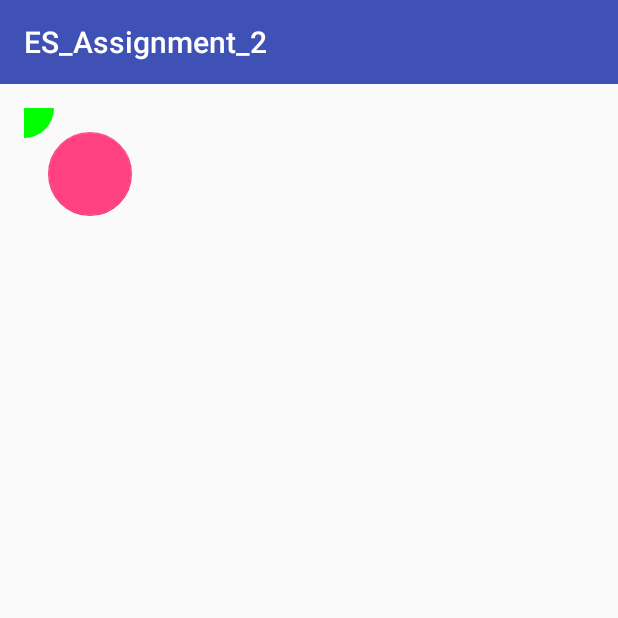
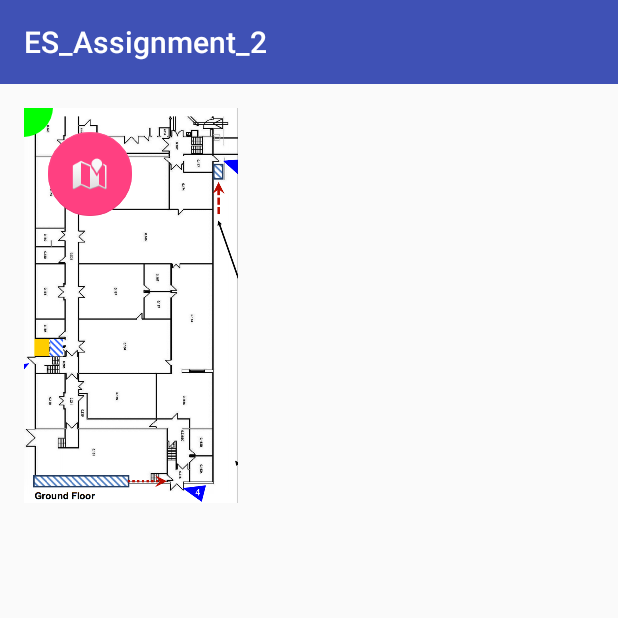
Before and after one commit to andrebododea/InternalPositioningSystem, an Android app: the TrackingActivity screen opened directly, with no data from a screen before it, on a phone screen of 412 x 824 dp, the top half of it. Run offline under Robolectric (Android 15) with nearby library versions, the phone set to English and light mode, and no system bars; 3 statements that could not run were skipped.

```diff
--- a/app/src/main/java/com/example/s1350924/es_assignment_2/TrackingActivity.java
+++ b/app/src/main/java/com/example/s1350924/es_assignment_2/TrackingActivity.java
@@ -4,23 +4,33 @@ import android.app.Activity;
 import android.app.AlertDialog;
 import android.content.Context;
 import android.content.DialogInterface;
+import android.content.Intent;
 import android.graphics.Bitmap;
 import android.graphics.BitmapFactory;
 import android.graphics.Canvas;
 import android.graphics.Color;
+import android.graphics.Matrix;
 import android.graphics.Paint;
 import android.graphics.Path;
+import android.net.wifi.ScanResult;
+import android.net.wifi.WifiManager;
 import android.os.Bundle;
 import android.os.Handler;
+import android.support.design.widget.FloatingActionButton;
 import android.support.v7.app.AppCompatActivity;
 import android.util.AttributeSet;
+import android.util.DisplayMetrics;
 import android.view.MotionEvent;
 import android.view.View;
+import android.view.WindowManager;
 import android.widget.Toast;
 
 import java.util.ArrayList;
+import java.util.List;
 
-import static com.example.s1350924.es_assignment_2.TrainingActivity.currentAnimationIndex;
+import static android.R.attr.x;
+import static android.R.attr.y;
+import static com.example.s1350924.es_assignment_2.R.id.map_fab;
 
 public class TrackingActivity extends AppCompatActivity {
 
@@ -28,6 +38,23 @@ public class TrackingActivity extends AppCompatActivity {
     protected void onCreate(Bundle savedInstanceState) {
         super.onCreate(savedInstanceState);
         setContentView(R.layout.activity_tracking);
+
+        // Map button
+        FloatingActionButton mapFab = (FloatingActionButton) findViewById(map_fab);
+        mapFab.setImageResource(android.R.drawable.ic_dialog_map);
+
+        mapFab.setOnClickListener(new View.OnClickListener() {
+            @Override
+            public void onClick(View view) {
+
+                Intent myIntent = new Intent(TrackingActivity.this, MapsActivity.class);
+
+                // Start new activity with this new intent
+                TrackingActivity.this.startActivity(myIntent);
+            }
+        });
+
+
     }
 
 
@@ -82,7 +109,6 @@ public class TrackingActivity extends AppCompatActivity {
 
         private Bitmap fleemingJenkin;
 
-        int numberOfInvalidations;
 
         // Three contructor overloads are required for views inflated from XML.
         // The first takes a Context argument
@@ -116,13 +142,7 @@ public class TrackingActivity extends AppCompatActivity {
             this.context = context;
             Activity activity = (Activity) context;
 
-
-            // Get byte array that contains the blueprint bitmap from the intent
-            // This was passed in from the DrawActivity activity
-            byte[] byteArray = activity.getIntent().getByteArrayExtra("image");
-
-            // Convert byte array to bitmap
-            fleemingJenkin = BitmapFactory.decodeByteArray(byteArray, 0, byteArray.length);
+            fleemingJenkin = scaleBitMapToScreenSize();
 
         }
 
@@ -140,15 +160,54 @@ public class TrackingActivity extends AppCompatActivity {
 
         @Override
         protected void onDraw(Canvas canvas) {
+
+            // Test toast
+            Toast.makeText(context, "Calling onDraw",Toast.LENGTH_SHORT).show();
+
             canvas.drawBitmap(fleemingJenkin, 0, 0, null);
             canvas.drawPath(path, paint);
-            float xc;
-            float yc;
+
+            // Get nearest
+            float[] xyArr =  nearestNeighbourCaller();
+            float xc = xyArr[0];
+            float yc = xyArr[1];
             Paint paint = new Paint();
             paint.setStyle(Paint.Style.FILL);
             paint.setColor(Color.GREEN);
             canvas.drawCircle(xc, yc, 30, paint );
-            numberOfInvalidations++;
+        }
+
+
+        // Method for getting Wifi Scan data for the current location, then interfacing with the
+        // database via DatabaseHelper in order to find the nearest recorded point in the database.
+        private float[] nearestNeighbourCaller(){
+            // Get wifi scans of the current location
+            WifiManager wifiManager  = (WifiManager) context.getSystemService(Context.WIFI_SERVICE);
+            List<ScanResult> wifiList = wifiManager.getScanResults();
+
+            ArrayList<String> networkAddresses = new ArrayList<String>();
+            ArrayList<Integer> signalStrengths = new ArrayList<Integer>();
+
+            // Add the BSSIDs and corresponding signal strengths to the lists
+            for (ScanResult scanResult : wifiList) {
+
+                // The MAC address of the wireless access point (BSSID)
+                // This is unique to each network access point
+                networkAddresses.add(scanResult.BSSID);
+                //      System.out.println("Network address: "+ scanResult.BSSID);
+
+                // Network's signal level
+                int level = WifiManager.calculateSignalLevel(scanResult.level, 20);
+                signalStrengths.add(level);
+                //     System.out.println("Level is " + level + " out of 50");
+            }
+
+            // Create a new DatabaseHelper object
+            DatabaseHelper db = new DatabaseHelper(context);
+
+            // Find the nearest point via the returnNearestNeighbour method within the DatabaseHelper
+            float[] xyCoords = db.returnNearestNeighbour(x,y,networkAddresses,signalStrengths);
+            return xyCoords;
         }
 
 
@@ -191,6 +250,59 @@ public class TrackingActivity extends AppCompatActivity {
 
 
 
+
+        private Bitmap scaleBitMapToScreenSize() {
+
+            // Sets floor plan image to a Bitmap so that we can draw over it via Paint
+            Bitmap immutable_bitmap = BitmapFactory.decodeResource(context.getResources(),
+                    R.drawable.fleeming_jenkin_ground_floor);
+
+
+
+            // This is the scaled bitmap, will be returned
+            Bitmap s_Bitmap = null;
+
+            // Use try/catch to get rid of StackTrace error uncaught warning
+            try {
+                DisplayMetrics metrics = new DisplayMetrics();
+                ((WindowManager) getContext().getSystemService(Context.WINDOW_SERVICE))
+                        .getDefaultDisplay().getMetrics(metrics);
+
+                int orig_width = immutable_bitmap.getWidth();
+                System.out.println("Unscaled width is: " + orig_width);
+                int orig_height = immutable_bitmap.getHeight();
+                System.out.println("Unscaled height is: " + orig_height);
+
+                float scaled_width = metrics.scaledDensity;
+                System.out.println("Scaled width is: " + scaled_width);
+                float scaled_height = metrics.scaledDensity;
+                System.out.println("Scaled height is: " + scaled_height);
+
+                // create a matrix for the manipulation
+                Matrix matrix = new Matrix();
+                // resize the bit map
+                scaled_width = scaled_width * 0.15f;
+                scaled_height = scaled_height * 0.15f;
+                // Scale the matrix down
+                matrix.postScale(scaled_width, scaled_height);
+                // Rotate the matrix 90 degrees
+                matrix.postRotate(90);
+
+                // recreate the new Bitmap
+                s_Bitmap = Bitmap.createBitmap(immutable_bitmap, 0, 0, orig_width, orig_height, matrix, true);
+
+            } catch (Exception e) {
+                e.printStackTrace();
+            }
+
+            // Gets rid of the "immutable bitmap passed to Canvas contructor" error
+            // This is the immutable bitmap
+            Bitmap floor_plan_bitmap = s_Bitmap.copy(Bitmap.Config.ARGB_8888, true);
+            return floor_plan_bitmap;
+        }
+
+
+
     }
 
 
--- a/app/src/main/res/layout/activity_tracking.xml
+++ b/app/src/main/res/layout/activity_tracking.xml
@@ -16,10 +16,9 @@
         android:layout_height="match_parent"
         class="com.example.s1350924.es_assignment_2.TrackingActivity$locationTracker"
         android:id="@+id/animatedView"
-        android:layout_gravity="left|top"
-        />
+        android:layout_gravity="left|top" />
 
-    <include layout="@layout/content_training" />
+    <include layout="@layout/content_tracking" />
 
 
     <android.support.design.widget.FloatingActionButton
@@ -29,7 +28,12 @@
         android:layout_gravity="top|end"
         android:layout_margin="@dimen/fab_margin" />
 
-
+    <android.support.design.widget.FloatingActionButton
+        android:id="@+id/map_fab"
+        android:layout_width="wrap_content"
+        android:layout_height="wrap_content"
+        android:layout_gravity="bottom|end"
+        android:layout_margin="@dimen/fab_margin" />
 
 
 </RelativeLayout>
--- a/app/src/main/res/layout/activity_training.xml
+++ b/app/src/main/res/layout/activity_training.xml
@@ -21,12 +21,11 @@
     <include layout="@layout/content_training" />
 
     <android.support.design.widget.FloatingActionButton
-        android:id="@+id/fab_pause"
+        android:id="@+id/fab_next"
         android:layout_width="wrap_content"
         android:layout_height="wrap_content"
         android:layout_gravity="bottom|end"
-        android:layout_margin="@dimen/fab_margin"
-        app:srcCompat="@android:drawable/ic_dialog_email" />
+        android:layout_margin="@dimen/fab_margin"/>
 
     <android.support.design.widget.FloatingActionButton
         android:id="@+id/fab_help"
--- /dev/null
+++ b/app/src/main/res/layout/content_tracking.xml
@@ -0,0 +1,16 @@
+<?xml version="1.0" encoding="utf-8"?>
+<RelativeLayout xmlns:android="http://schemas.android.com/apk/res/android"
+    xmlns:app="http://schemas.android.com/apk/res-auto"
+    xmlns:tools="http://schemas.android.com/tools"
+    android:id="@+id/content_training"
+    android:layout_width="match_parent"
+    android:layout_height="match_parent"
+    android:paddingBottom="@dimen/activity_vertical_margin"
+    android:paddingLeft="@dimen/activity_horizontal_margin"
+    android:paddingRight="@dimen/activity_horizontal_margin"
+    android:paddingTop="@dimen/activity_vertical_margin"
+    app:layout_behavior="@string/appbar_scrolling_view_behavior"
+    tools:context="com.example.s1350924.es_assignment_2.TrackingActivity"
+    tools:showIn="@layout/activity_tracking">
+
+</RelativeLayout>
```
Also changed, not shown: app/src/main/java/com/example/s1350924/es_assignment_2/DatabaseHelper.java (+8 -10 lines), app/src/main/java/com/example/s1350924/es_assignment_2/TrainingActivity.java (+12 -11 lines), app/src/main/res/drawable/ic_arrow_forward_black_24dp.png (added), 9 other files.
